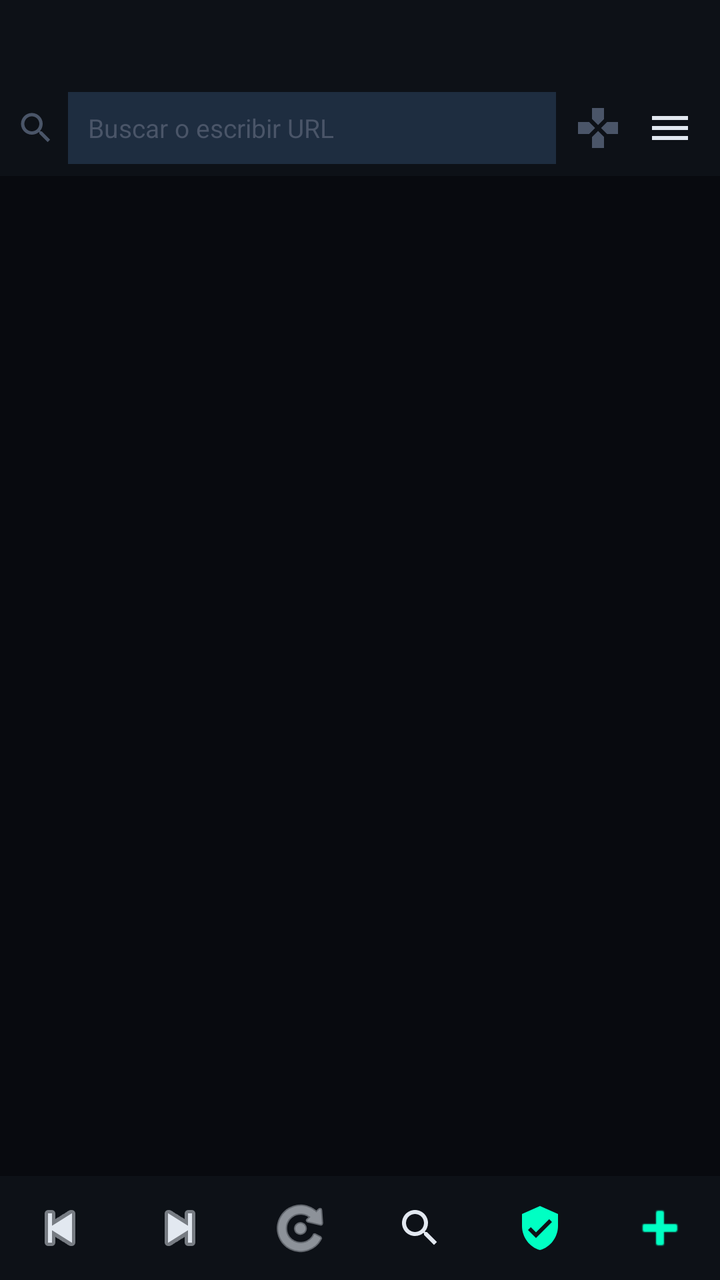
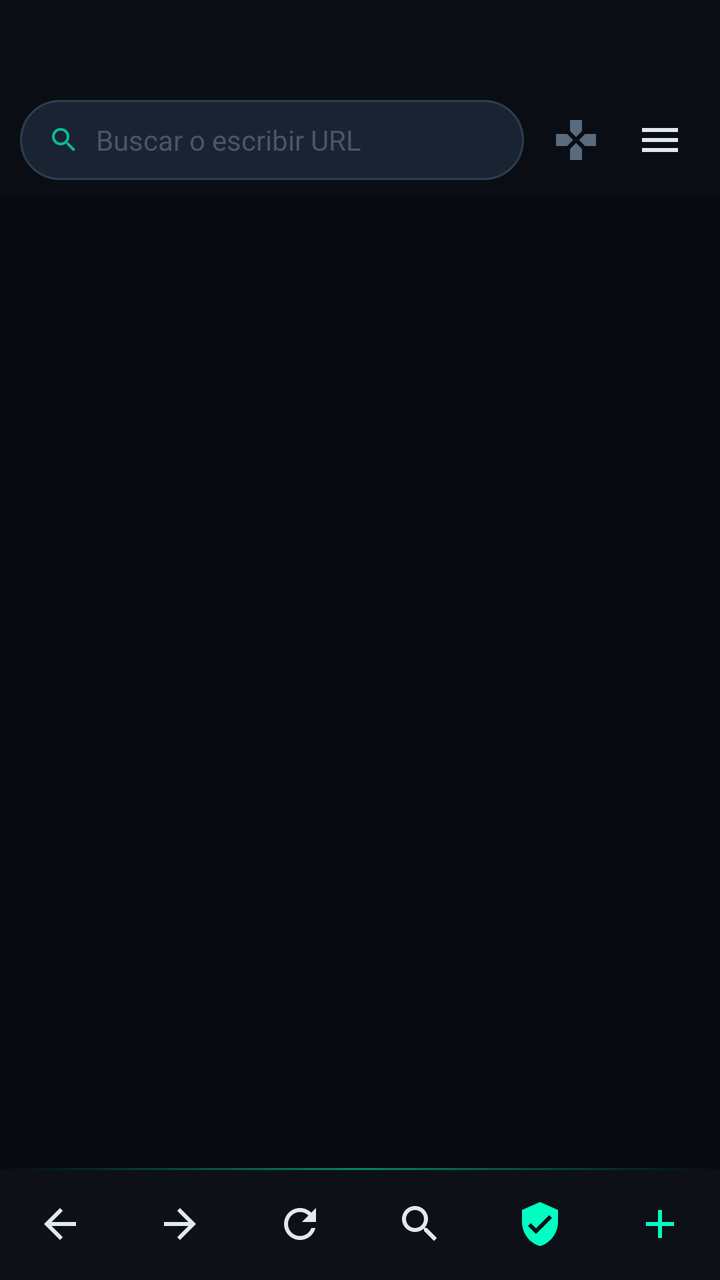

The first picture is an Android layout as it rendered before a commit; the second is the same layout after the commit. The layout source and the unified diff follow.
<!-- AndroidManifest.xml: application theme Theme.Browser -->
<!-- res/layout/activity_main.xml -->
<?xml version="1.0" encoding="utf-8"?>
<androidx.constraintlayout.widget.ConstraintLayout
    xmlns:android="http://schemas.android.com/apk/res/android"
    xmlns:app="http://schemas.android.com/apk/res-auto"
    android:layout_width="match_parent"
    android:layout_height="match_parent"
    android:background="#080a0f">

    
    <androidx.recyclerview.widget.RecyclerView
        android:id="@+id/rvTabs"
        android:layout_width="0dp"
        android:layout_height="40dp"
        android:background="#0d1117"
        app:layout_constraintTop_toTopOf="parent"
        app:layout_constraintStart_toStartOf="parent"
        app:layout_constraintEnd_toEndOf="parent" />

    
    <LinearLayout
        android:id="@+id/addressBar"
        android:layout_width="0dp"
        android:layout_height="48dp"
        android:background="#0d1117"
        android:gravity="center_vertical"
        android:paddingHorizontal="8dp"
        android:orientation="horizontal"
        app:layout_constraintTop_toBottomOf="@id/rvTabs"
        app:layout_constraintStart_toStartOf="parent"
        app:layout_constraintEnd_toEndOf="parent">

        <ImageView
            android:layout_width="20dp"
            android:layout_height="20dp"
            android:src="@drawable/ic_search"
            android:tint="#4a5568"
            android:layout_marginEnd="6dp" />

        <EditText
            android:id="@+id/etAddress"
            android:layout_width="0dp"
            android:layout_height="36dp"
            android:layout_weight="1"
            android:background="#1e2d40"
            android:textColor="#e2e8f0"
            android:textSize="13sp"
            android:hint="Buscar o escribir URL"
            android:textColorHint="#4a5568"
            android:paddingHorizontal="10dp"
            android:singleLine="true"
            android:imeOptions="actionGo"
            android:inputType="textUri"
            android:selectAllOnFocus="true" />

        <ImageButton
            android:id="@+id/btnToggleGamepad"
            android:layout_width="34dp"
            android:layout_height="34dp"
            android:background="?attr/selectableItemBackgroundBorderless"
            android:src="@drawable/ic_gamepad"
            android:tint="#4a5568"
            android:layout_marginStart="4dp"
            android:contentDescription="Gamepad" />

        <ImageButton
            android:id="@+id/btnMenu"
            android:layout_width="34dp"
            android:layout_height="34dp"
            android:background="?attr/selectableItemBackgroundBorderless"
            android:src="@drawable/ic_menu_lines"
            android:tint="#e2e8f0"
            android:layout_marginStart="2dp"
            android:contentDescription="Menú" />

    </LinearLayout>

    
    <ProgressBar
        android:id="@+id/progressBar"
        style="?android:attr/progressBarStyleHorizontal"
        android:layout_width="0dp"
        android:layout_height="2dp"
        android:progressTint="#00ffc3"
        android:max="100"
        android:visibility="gone"
        app:layout_constraintTop_toBottomOf="@id/addressBar"
        app:layout_constraintStart_toStartOf="parent"
        app:layout_constraintEnd_toEndOf="parent" />

    
    <LinearLayout
        android:id="@+id/searchBar"
        android:layout_width="0dp"
        android:layout_height="44dp"
        android:background="#0d1117"
        android:gravity="center_vertical"
        android:paddingHorizontal="8dp"
        android:orientation="horizontal"
        android:visibility="gone"
        app:layout_constraintTop_toBottomOf="@id/progressBar"
        app:layout_constraintStart_toStartOf="parent"
        app:layout_constraintEnd_toEndOf="parent">

        <EditText
            android:id="@+id/etSearch"
            android:layout_width="0dp"
            android:layout_height="34dp"
            android:layout_weight="1"
            android:background="#1e2d40"
            android:textColor="#e2e8f0"
            android:hint="Buscar en la página..."
            android:textColorHint="#4a5568"
            android:textSize="13sp"
            android:paddingHorizontal="10dp"
            android:singleLine="true"
            android:imeOptions="actionSearch"
            android:inputType="text" />

        <TextView
            android:id="@+id/tvSearchResult"
            android:layout_width="wrap_content"
            android:layout_height="wrap_content"
            android:textColor="#4a5568"
            android:textSize="12sp"
            android:layout_marginHorizontal="6dp" />

        <ImageButton android:id="@+id/btnSearchPrev"
            android:layout_width="32dp" android:layout_height="32dp"
            android:background="?attr/selectableItemBackgroundBorderless"
            android:src="@android:drawable/arrow_up_float"
            android:tint="#00ffc3" android:contentDescription="Anterior" />

        <ImageButton android:id="@+id/btnSearchNext"
            android:layout_width="32dp" android:layout_height="32dp"
            android:background="?attr/selectableItemBackgroundBorderless"
            android:src="@android:drawable/arrow_down_float"
            android:tint="#00ffc3" android:contentDescription="Siguiente" />

        <ImageButton android:id="@+id/btnSearchClose"
            android:layout_width="32dp" android:layout_height="32dp"
            android:background="?attr/selectableItemBackgroundBorderless"
            android:src="@android:drawable/ic_menu_close_clear_cancel"
            android:tint="#4a5568" android:contentDescription="Cerrar" />

    </LinearLayout>

    
    <FrameLayout
        android:id="@+id/webContainer"
        android:layout_width="0dp"
        android:layout_height="0dp"
        app:layout_constraintTop_toBottomOf="@id/searchBar"
        app:layout_constraintBottom_toTopOf="@id/videoControls"
        app:layout_constraintStart_toStartOf="parent"
        app:layout_constraintEnd_toEndOf="parent" />

    
    <LinearLayout
        android:id="@+id/videoControls"
        android:layout_width="0dp"
        android:layout_height="44dp"
        android:background="#0d1117"
        android:gravity="center"
        android:orientation="horizontal"
        android:visibility="gone"
        app:layout_constraintBottom_toTopOf="@id/bottomBar"
        app:layout_constraintStart_toStartOf="parent"
        app:layout_constraintEnd_toEndOf="parent">

        <TextView android:layout_width="0dp" android:layout_height="wrap_content"
            android:layout_weight="1" android:text="▶ Video detectado"
            android:textColor="#00ffc3" android:textSize="12sp" android:paddingStart="12dp" />

        <ImageButton android:id="@+id/btnVideoPlay"
            android:layout_width="40dp" android:layout_height="40dp"
            android:background="?attr/selectableItemBackgroundBorderless"
            android:src="@android:drawable/ic_media_play"
            android:tint="#00ffc3" android:contentDescription="Play/Pause" />

        <ImageButton android:id="@+id/btnVideoFullscreen"
            android:layout_width="40dp" android:layout_height="40dp"
            android:background="?attr/selectableItemBackgroundBorderless"
            android:src="@android:drawable/ic_menu_zoom"
            android:tint="#00ffc3" android:contentDescription="Pantalla completa" />

        <ImageButton android:id="@+id/btnVideoClose"
            android:layout_width="40dp" android:layout_height="40dp"
            android:background="?attr/selectableItemBackgroundBorderless"
            android:src="@android:drawable/ic_menu_close_clear_cancel"
            android:tint="#4a5568" android:contentDescription="Cerrar" />

    </LinearLayout>

    
    <LinearLayout
        android:id="@+id/bottomBar"
        android:layout_width="0dp"
        android:layout_height="52dp"
        android:background="#0d1117"
        android:gravity="center"
        android:orientation="horizontal"
        app:layout_constraintBottom_toBottomOf="parent"
        app:layout_constraintStart_toStartOf="parent"
        app:layout_constraintEnd_toEndOf="parent">

        <ImageButton android:id="@+id/btnBack"
            android:layout_width="0dp" android:layout_height="48dp" android:layout_weight="1"
            android:background="?attr/selectableItemBackgroundBorderless"
            android:src="@android:drawable/ic_media_previous"
            android:tint="#e2e8f0" android:contentDescription="Atrás" />

        <ImageButton android:id="@+id/btnForward"
            android:layout_width="0dp" android:layout_height="48dp" android:layout_weight="1"
            android:background="?attr/selectableItemBackgroundBorderless"
            android:src="@android:drawable/ic_media_next"
            android:tint="#e2e8f0" android:contentDescription="Adelante" />

        <ImageButton android:id="@+id/btnReload"
            android:layout_width="0dp" android:layout_height="48dp" android:layout_weight="1"
            android:background="?attr/selectableItemBackgroundBorderless"
            android:src="@android:drawable/ic_menu_rotate"
            android:tint="#e2e8f0" android:contentDescription="Recargar" />

        <ImageButton android:id="@+id/btnSearch"
            android:layout_width="0dp" android:layout_height="48dp" android:layout_weight="1"
            android:background="?attr/selectableItemBackgroundBorderless"
            android:src="@drawable/ic_search"
            android:tint="#e2e8f0" android:contentDescription="Buscar en página" />

        <ImageButton android:id="@+id/btnAdBlock"
            android:layout_width="0dp" android:layout_height="48dp" android:layout_weight="1"
            android:background="?attr/selectableItemBackgroundBorderless"
            android:src="@drawable/ic_shield"
            android:tint="#00ffc3" android:contentDescription="Bloqueador" />

        <ImageButton android:id="@+id/btnNewTab"
            android:layout_width="0dp" android:layout_height="48dp" android:layout_weight="1"
            android:background="?attr/selectableItemBackgroundBorderless"
            android:src="@android:drawable/ic_input_add"
            android:tint="#00ffc3" android:contentDescription="Nueva pestaña" />

    </LinearLayout>

    
    <FrameLayout
        android:id="@+id/gamepadOverlay"
        android:layout_width="0dp"
        android:layout_height="0dp"
        android:visibility="gone"
        app:layout_constraintTop_toBottomOf="@id/progressBar"
        app:layout_constraintBottom_toTopOf="@id/videoControls"
        app:layout_constraintStart_toStartOf="parent"
        app:layout_constraintEnd_toEndOf="parent">

        <LinearLayout android:layout_width="130dp" android:layout_height="130dp"
            android:layout_gravity="bottom|start" android:layout_marginStart="12dp"
            android:layout_marginBottom="12dp" android:orientation="vertical">
            <Button android:id="@+id/btnUp" android:layout_width="44dp" android:layout_height="44dp"
                android:layout_gravity="center_horizontal" android:text="▲" android:textSize="16sp"
                style="@style/GamepadBtn" />
            <LinearLayout android:layout_width="wrap_content" android:layout_height="44dp"
                android:layout_gravity="center_horizontal" android:orientation="horizontal">
                <Button android:id="@+id/btnLeft" android:layout_width="44dp" android:layout_height="44dp"
                    android:text="◀" android:textSize="16sp" style="@style/GamepadBtn" />
                <View android:layout_width="44dp" android:layout_height="44dp" android:background="#1e2d40" />
                <Button android:id="@+id/btnRight" android:layout_width="44dp" android:layout_height="44dp"
                    android:text="▶" android:textSize="16sp" style="@style/GamepadBtn" />
            </LinearLayout>
            <Button android:id="@+id/btnDown" android:layout_width="44dp" android:layout_height="44dp"
                android:layout_gravity="center_horizontal" android:text="▼" android:textSize="16sp"
                style="@style/GamepadBtn" />
        </LinearLayout>

        <LinearLayout android:layout_width="wrap_content" android:layout_height="wrap_content"
            android:layout_gravity="bottom|center_horizontal" android:layout_marginBottom="16dp"
            android:orientation="horizontal">
            <Button android:id="@+id/btnL" android:layout_width="52dp" android:layout_height="36dp"
                android:text="L" android:textSize="13sp" style="@style/GamepadBtnSm" />
            <Button android:id="@+id/btnSelect" android:layout_width="52dp" android:layout_height="36dp"
                android:text="SEL" android:textSize="11sp" android:layout_marginHorizontal="4dp"
                style="@style/GamepadBtnSm" />
            <Button android:id="@+id/btnStart" android:layout_width="52dp" android:layout_height="36dp"
                android:text="STA" android:textSize="11sp" android:layout_marginHorizontal="4dp"
                style="@style/GamepadBtnSm" />
            <Button android:id="@+id/btnR" android:layout_width="52dp" android:layout_height="36dp"
                android:text="R" android:textSize="13sp" style="@style/GamepadBtnSm" />
        </LinearLayout>

        <LinearLayout android:layout_width="130dp" android:layout_height="130dp"
            android:layout_gravity="bottom|end" android:layout_marginEnd="12dp"
            android:layout_marginBottom="12dp" android:orientation="vertical">
            <Button android:id="@+id/btnY" android:layout_width="44dp" android:layout_height="44dp"
                android:layout_gravity="center_horizontal" android:text="Y" android:textSize="15sp"
                style="@style/GamepadBtnY" />
            <LinearLayout android:layout_width="wrap_content" android:layout_height="44dp"
                android:layout_gravity="center_horizontal" android:orientation="horizontal">
                <Button android:id="@+id/btnX" android:layout_width="44dp" android:layout_height="44dp"
                    android:text="X" android:textSize="15sp" style="@style/GamepadBtnX" />
                <View android:layout_width="44dp" android:layout_height="44dp" android:background="#1e2d40" />
                <Button android:id="@+id/btnB" android:layout_width="44dp" android:layout_height="44dp"
                    android:text="B" android:textSize="15sp" style="@style/GamepadBtnB" />
            </LinearLayout>
            <Button android:id="@+id/btnA" android:layout_width="44dp" android:layout_height="44dp"
                android:layout_gravity="center_horizontal" android:text="A" android:textSize="15sp"
                style="@style/GamepadBtnA" />
        </LinearLayout>

    </FrameLayout>

</androidx.constraintlayout.widget.ConstraintLayout>
<!-- resources referenced by this layout -->
<resources>
  <style name="GamepadBtnSm">
          <item name="android:textColor">#e2e8f0</item>
          <item name="backgroundTint">#1e2d40</item>
          <item name="android:alpha">0.85</item>
          <item name="cornerRadius">6dp</item>
          <item name="elevation">4dp</item>
          <item name="android:padding">0dp</item>
      </style>
  <!-- unchanged entries left out for length: 10 -->
</resources>

<!-- the commit's change to res/layout/activity_main.xml (unified diff, before → after) -->
@@ -10,8 +10,9 @@
     <androidx.recyclerview.widget.RecyclerView
         android:id="@+id/rvTabs"
         android:layout_width="0dp"
-        android:layout_height="40dp"
-        android:background="#0d1117"
+        android:layout_height="42dp"
+        android:background="#0a0e14"
+        android:paddingTop="4dp"
         app:layout_constraintTop_toTopOf="parent"
         app:layout_constraintStart_toStartOf="parent"
         app:layout_constraintEnd_toEndOf="parent" />
@@ -20,55 +21,69 @@
     <LinearLayout
         android:id="@+id/addressBar"
         android:layout_width="0dp"
-        android:layout_height="48dp"
-        android:background="#0d1117"
+        android:layout_height="56dp"
+        android:background="#0a0e14"
         android:gravity="center_vertical"
-        android:paddingHorizontal="8dp"
+        android:paddingHorizontal="10dp"
+        android:paddingVertical="8dp"
         android:orientation="horizontal"
         app:layout_constraintTop_toBottomOf="@id/rvTabs"
         app:layout_constraintStart_toStartOf="parent"
         app:layout_constraintEnd_toEndOf="parent">
 
-        <ImageView
-            android:layout_width="20dp"
-            android:layout_height="20dp"
-            android:src="@drawable/ic_search"
-            android:tint="#4a5568"
-            android:layout_marginEnd="6dp" />
-
-        <EditText
-            android:id="@+id/etAddress"
+        <LinearLayout
             android:layout_width="0dp"
-            android:layout_height="36dp"
+            android:layout_height="40dp"
             android:layout_weight="1"
-            android:background="#1e2d40"
-            android:textColor="#e2e8f0"
-            android:textSize="13sp"
-            android:hint="Buscar o escribir URL"
-            android:textColorHint="#4a5568"
-            android:paddingHorizontal="10dp"
-            android:singleLine="true"
-            android:imeOptions="actionGo"
-            android:inputType="textUri"
-            android:selectAllOnFocus="true" />
+            android:orientation="horizontal"
+            android:gravity="center_vertical"
+            android:background="@drawable/bg_address_bar"
+            android:paddingHorizontal="14dp">
+
+            <ImageView
+                android:layout_width="16dp"
+                android:layout_height="16dp"
+                android:src="@drawable/ic_search"
+                android:tint="#00ffc3"
+                android:alpha="0.7"
+                android:layout_marginEnd="8dp" />
+
+            <EditText
+                android:id="@+id/etAddress"
+                android:layout_width="0dp"
+                android:layout_height="match_parent"
+                android:layout_weight="1"
+                android:background="@android:color/transparent"
+                android:textColor="#e2e8f0"
+                android:textSize="14sp"
+                android:hint="Buscar o escribir URL"
+                android:textColorHint="#4a5568"
+                android:singleLine="true"
+                android:imeOptions="actionGo"
+                android:inputType="textUri"
+                android:selectAllOnFocus="true" />
+
+        </LinearLayout>
 
         <ImageButton
             android:id="@+id/btnToggleGamepad"
-            android:layout_width="34dp"
-            android:layout_height="34dp"
-            android:background="?attr/selectableItemBackgroundBorderless"
+            android:layout_width="40dp"
+            android:layout_height="40dp"
+            android:background="@drawable/btn_ripple_neon"
             android:src="@drawable/ic_gamepad"
-            android:tint="#4a5568"
-            android:layout_marginStart="4dp"
+            android:tint="#5a6b7d"
+            android:padding="8dp"
+            android:layout_marginStart="6dp"
             android:contentDescription="Gamepad" />
 
         <ImageButton
             android:id="@+id/btnMenu"
-            android:layout_width="34dp"
-            android:layout_height="34dp"
-            android:background="?attr/selectableItemBackgroundBorderless"
+            android:layout_width="40dp"
+            android:layout_height="40dp"
+            android:background="@drawable/btn_ripple_neon"
             android:src="@drawable/ic_menu_lines"
             android:tint="#e2e8f0"
+            android:padding="8dp"
             android:layout_marginStart="2dp"
             android:contentDescription="Menú" />
 
@@ -79,8 +94,9 @@
         android:id="@+id/progressBar"
         style="?android:attr/progressBarStyleHorizontal"
         android:layout_width="0dp"
-        android:layout_height="2dp"
+        android:layout_height="3dp"
         android:progressTint="#00ffc3"
+        android:progressBackgroundTint="#0a0e14"
         android:max="100"
         android:visibility="gone"
         app:layout_constraintTop_toBottomOf="@id/addressBar"
@@ -91,10 +107,11 @@
     <LinearLayout
         android:id="@+id/searchBar"
         android:layout_width="0dp"
-        android:layout_height="44dp"
-        android:background="#0d1117"
+        android:layout_height="52dp"
+        android:background="#0a0e14"
         android:gravity="center_vertical"
-        android:paddingHorizontal="8dp"
+        android:paddingHorizontal="10dp"
+        android:paddingVertical="8dp"
         android:orientation="horizontal"
         android:visibility="gone"
         app:layout_constraintTop_toBottomOf="@id/progressBar"
@@ -104,14 +121,14 @@
         <EditText
             android:id="@+id/etSearch"
             android:layout_width="0dp"
-            android:layout_height="34dp"
+            android:layout_height="match_parent"
             android:layout_weight="1"
-            android:background="#1e2d40"
+            android:background="@drawable/bg_address_bar"
             android:textColor="#e2e8f0"
             android:hint="Buscar en la página..."
             android:textColorHint="#4a5568"
             android:textSize="13sp"
-            android:paddingHorizontal="10dp"
+            android:paddingHorizontal="14dp"
             android:singleLine="true"
             android:imeOptions="actionSearch"
             android:inputType="text" />
@@ -120,27 +137,27 @@
             android:id="@+id/tvSearchResult"
             android:layout_width="wrap_content"
             android:layout_height="wrap_content"
-            android:textColor="#4a5568"
+            android:textColor="#00ffc3"
             android:textSize="12sp"
-            android:layout_marginHorizontal="6dp" />
+            android:layout_marginHorizontal="8dp" />
 
         <ImageButton android:id="@+id/btnSearchPrev"
-            android:layout_width="32dp" android:layout_height="32dp"
-            android:background="?attr/selectableItemBackgroundBorderless"
+            android:layout_width="36dp" android:layout_height="36dp"
+            android:background="@drawable/btn_ripple_neon"
             android:src="@android:drawable/arrow_up_float"
             android:tint="#00ffc3" android:contentDescription="Anterior" />
 
         <ImageButton android:id="@+id/btnSearchNext"
-            android:layout_width="32dp" android:layout_height="32dp"
-            android:background="?attr/selectableItemBackgroundBorderless"
+            android:layout_width="36dp" android:layout_height="36dp"
+            android:background="@drawable/btn_ripple_neon"
             android:src="@android:drawable/arrow_down_float"
             android:tint="#00ffc3" android:contentDescription="Siguiente" />
 
         <ImageButton android:id="@+id/btnSearchClose"
-            android:layout_width="32dp" android:layout_height="32dp"
-            android:background="?attr/selectableItemBackgroundBorderless"
-            android:src="@android:drawable/ic_menu_close_clear_cancel"
-            android:tint="#4a5568" android:contentDescription="Cerrar" />
+            android:layout_width="36dp" android:layout_height="36dp"
+            android:background="@drawable/btn_ripple_neon"
+            android:src="@drawable/ic_close_x"
+            android:tint="#5a6b7d" android:contentDescription="Cerrar" />
 
     </LinearLayout>
 
@@ -158,8 +175,8 @@
     <LinearLayout
         android:id="@+id/videoControls"
         android:layout_width="0dp"
-        android:layout_height="44dp"
-        android:background="#0d1117"
+        android:layout_height="48dp"
+        android:background="@drawable/bg_bottom_bar"
         android:gravity="center"
         android:orientation="horizontal"
         android:visibility="gone"
@@ -168,26 +185,26 @@
         app:layout_constraintEnd_toEndOf="parent">
 
         <TextView android:layout_width="0dp" android:layout_height="wrap_content"
-            android:layout_weight="1" android:text="▶ Video detectado"
-            android:textColor="#00ffc3" android:textSize="12sp" android:paddingStart="12dp" />
+            android:layout_weight="1" android:text="▶  Video detectado"
+            android:textColor="#00ffc3" android:textSize="12sp" android:paddingStart="14dp" />
 
         <ImageButton android:id="@+id/btnVideoPlay"
             android:layout_width="40dp" android:layout_height="40dp"
-            android:background="?attr/selectableItemBackgroundBorderless"
+            android:background="@drawable/btn_ripple_neon"
             android:src="@android:drawable/ic_media_play"
             android:tint="#00ffc3" android:contentDescription="Play/Pause" />
 
         <ImageButton android:id="@+id/btnVideoFullscreen"
             android:layout_width="40dp" android:layout_height="40dp"
-            android:background="?attr/selectableItemBackgroundBorderless"
+            android:background="@drawable/btn_ripple_neon"
             android:src="@android:drawable/ic_menu_zoom"
             android:tint="#00ffc3" android:contentDescription="Pantalla completa" />
 
         <ImageButton android:id="@+id/btnVideoClose"
             android:layout_width="40dp" android:layout_height="40dp"
-            android:background="?attr/selectableItemBackgroundBorderless"
-            android:src="@android:drawable/ic_menu_close_clear_cancel"
-            android:tint="#4a5568" android:contentDescription="Cerrar" />
+            android:background="@drawable/btn_ripple_neon"
+            android:src="@drawable/ic_close_x"
+            android:tint="#5a6b7d" android:contentDescription="Cerrar" />
 
     </LinearLayout>
 
@@ -195,8 +212,8 @@
     <LinearLayout
         android:id="@+id/bottomBar"
         android:layout_width="0dp"
-        android:layout_height="52dp"
-        android:background="#0d1117"
+        android:layout_height="56dp"
+        android:background="@drawable/bg_bottom_bar"
         android:gravity="center"
         android:orientation="horizontal"
         app:layout_constraintBottom_toBottomOf="parent"
@@ -204,40 +221,40 @@
         app:layout_constraintEnd_toEndOf="parent">
 
         <ImageButton android:id="@+id/btnBack"
-            android:layout_width="0dp" android:layout_height="48dp" android:layout_weight="1"
-            android:background="?attr/selectableItemBackgroundBorderless"
-            android:src="@android:drawable/ic_media_previous"
+            android:layout_width="0dp" android:layout_height="44dp" android:layout_weight="1"
+            android:background="@drawable/btn_ripple_neon"
+            android:src="@drawable/ic_back" android:padding="11dp"
             android:tint="#e2e8f0" android:contentDescription="Atrás" />
 
         <ImageButton android:id="@+id/btnForward"
-            android:layout_width="0dp" android:layout_height="48dp" android:layout_weight="1"
-            android:background="?attr/selectableItemBackgroundBorderless"
-            android:src="@android:drawable/ic_media_next"
+            android:layout_width="0dp" android:layout_height="44dp" android:layout_weight="1"
+            android:background="@drawable/btn_ripple_neon"
+            android:src="@drawable/ic_forward" android:padding="11dp"
             android:tint="#e2e8f0" android:contentDescription="Adelante" />
 
         <ImageButton android:id="@+id/btnReload"
-            android:layout_width="0dp" android:layout_height="48dp" android:layout_weight="1"
-            android:background="?attr/selectableItemBackgroundBorderless"
-            android:src="@android:drawable/ic_menu_rotate"
+            android:layout_width="0dp" android:layout_height="44dp" android:layout_weight="1"
+            android:background="@drawable/btn_ripple_neon"
+            android:src="@drawable/ic_reload" android:padding="11dp"
             android:tint="#e2e8f0" android:contentDescription="Recargar" />
 
         <ImageButton android:id="@+id/btnSearch"
-            android:layout_width="0dp" android:layout_height="48dp" android:layout_weight="1"
-            android:background="?attr/selectableItemBackgroundBorderless"
-            android:src="@drawable/ic_search"
+            android:layout_width="0dp" android:layout_height="44dp" android:layout_weight="1"
+            android:background="@drawable/btn_ripple_neon"
+            android:src="@drawable/ic_search" android:padding="11dp"
             android:tint="#e2e8f0" android:contentDescription="Buscar en página" />
 
         <ImageButton android:id="@+id/btnAdBlock"
-            android:layout_width="0dp" android:layout_height="48dp" android:layout_weight="1"
-            android:background="?attr/selectableItemBackgroundBorderless"
-            android:src="@drawable/ic_shield"
+            android:layout_width="0dp" android:layout_height="44dp" android:layout_weight="1"
+            android:background="@drawable/btn_ripple_neon"
+            android:src="@drawable/ic_shield" android:padding="11dp"
             android:tint="#00ffc3" android:contentDescription="Bloqueador" />
 
         <ImageButton android:id="@+id/btnNewTab"
-            android:layout_width="0dp" android:layout_height="48dp" android:layout_weight="1"
-            android:background="?attr/selectableItemBackgroundBorderless"
-            android:src="@android:drawable/ic_input_add"
-            android:tint="#00ffc3" android:contentDescription="Nueva pestaña" />
+            android:layout_width="0dp" android:layout_height="44dp" android:layout_weight="1"
+            android:background="@drawable/btn_ripple_neon"
+            android:src="@drawable/ic_add_tab" android:padding="10dp"
+            android:contentDescription="Nueva pestaña" />
 
     </LinearLayout>
 
<!-- resource entries referenced after the edit -->
@@ -1,5 +1,81 @@
 <!-- resources referenced by this layout -->
 <resources>
+  <!-- drawable bg_address_bar (drawable) -->
+  <?xml version="1.0" encoding="utf-8"?>
+  <shape xmlns:android="http://schemas.android.com/apk/res/android"
+      android:shape="rectangle">
+      <solid android:color="#1a2332" />
+      <corners android:radius="24dp" />
+      <stroke android:width="1dp" android:color="#2a3f52" />
+  </shape>
+  <!-- drawable bg_bottom_bar (drawable) -->
+  <?xml version="1.0" encoding="utf-8"?>
+  <layer-list xmlns:android="http://schemas.android.com/apk/res/android">
+      <item android:gravity="top" android:height="1dp">
+          <shape android:shape="rectangle">
+              <gradient
+                  android:angle="0"
+                  android:startColor="#0000ffc3"
+                  android:centerColor="#8000ffc3"
+                  android:endColor="#0000ffc3" />
+          </shape>
+      </item>
+      <item android:top="1dp">
+          <shape android:shape="rectangle">
+              <solid android:color="#0d1117" />
+          </shape>
+      </item>
+  </layer-list>
+  <!-- drawable btn_ripple_neon (drawable) -->
+  <?xml version="1.0" encoding="utf-8"?>
+  <ripple xmlns:android="http://schemas.android.com/apk/res/android"
+      android:color="#3300ffc3">
+      <item>
+          <shape android:shape="oval">
+              <solid android:color="@android:color/transparent" />
+          </shape>
+      </item>
+  </ripple>
+  <!-- drawable ic_add_tab (drawable) -->
+  <?xml version="1.0" encoding="utf-8"?>
+  <vector xmlns:android="http://schemas.android.com/apk/res/android"
+      android:width="24dp" android:height="24dp"
+      android:viewportWidth="24" android:viewportHeight="24">
+      <path android:fillColor="#00ffc3"
+          android:pathData="M19,13h-6v6h-2v-6H5v-2h6V5h2v6h6v2z"/>
+  </vector>
+  <!-- drawable ic_back (drawable) -->
+  <?xml version="1.0" encoding="utf-8"?>
+  <vector xmlns:android="http://schemas.android.com/apk/res/android"
+      android:width="24dp" android:height="24dp"
+      android:viewportWidth="24" android:viewportHeight="24">
+      <path android:fillColor="#FFFFFF"
+          android:pathData="M20,11H7.83l5.59,-5.59L12,4l-8,8 8,8 1.41,-1.41L7.83,13H20v-2z"/>
+  </vector>
+  <!-- drawable ic_close_x (drawable) -->
+  <?xml version="1.0" encoding="utf-8"?>
+  <vector xmlns:android="http://schemas.android.com/apk/res/android"
+      android:width="24dp" android:height="24dp"
+      android:viewportWidth="24" android:viewportHeight="24">
+      <path android:fillColor="#FFFFFF"
+          android:pathData="M19,6.41L17.59,5 12,10.59 6.41,5 5,6.41 10.59,12 5,17.59 6.41,19 12,13.41 17.59,19 19,17.59 13.41,12z"/>
+  </vector>
+  <!-- drawable ic_forward (drawable) -->
+  <?xml version="1.0" encoding="utf-8"?>
+  <vector xmlns:android="http://schemas.android.com/apk/res/android"
+      android:width="24dp" android:height="24dp"
+      android:viewportWidth="24" android:viewportHeight="24">
+      <path android:fillColor="#FFFFFF"
+          android:pathData="M12,4l-1.41,1.41L16.17,11H4v2h12.17l-5.58,5.59L12,20l8,-8z"/>
+  </vector>
+  <!-- drawable ic_reload (drawable) -->
+  <?xml version="1.0" encoding="utf-8"?>
+  <vector xmlns:android="http://schemas.android.com/apk/res/android"
+      android:width="24dp" android:height="24dp"
+      android:viewportWidth="24" android:viewportHeight="24">
+      <path android:fillColor="#FFFFFF"
+          android:pathData="M17.65,6.35C16.2,4.9 14.21,4 12,4c-4.42,0 -7.99,3.58 -7.99,8s3.57,8 7.99,8c3.73,0 6.84,-2.55 7.73,-6h-2.08c-0.82,2.33 -3.04,4 -5.65,4 -3.31,0 -6,-2.69 -6,-6s2.69,-6 6,-6c1.66,0 3.14,0.69 4.22,1.78L13,11h7V4l-2.35,2.35z"/>
+  </vector>
   <style name="GamepadBtnSm">
           <item name="android:textColor">#e2e8f0</item>
           <item name="backgroundTint">#1e2d40</item>
